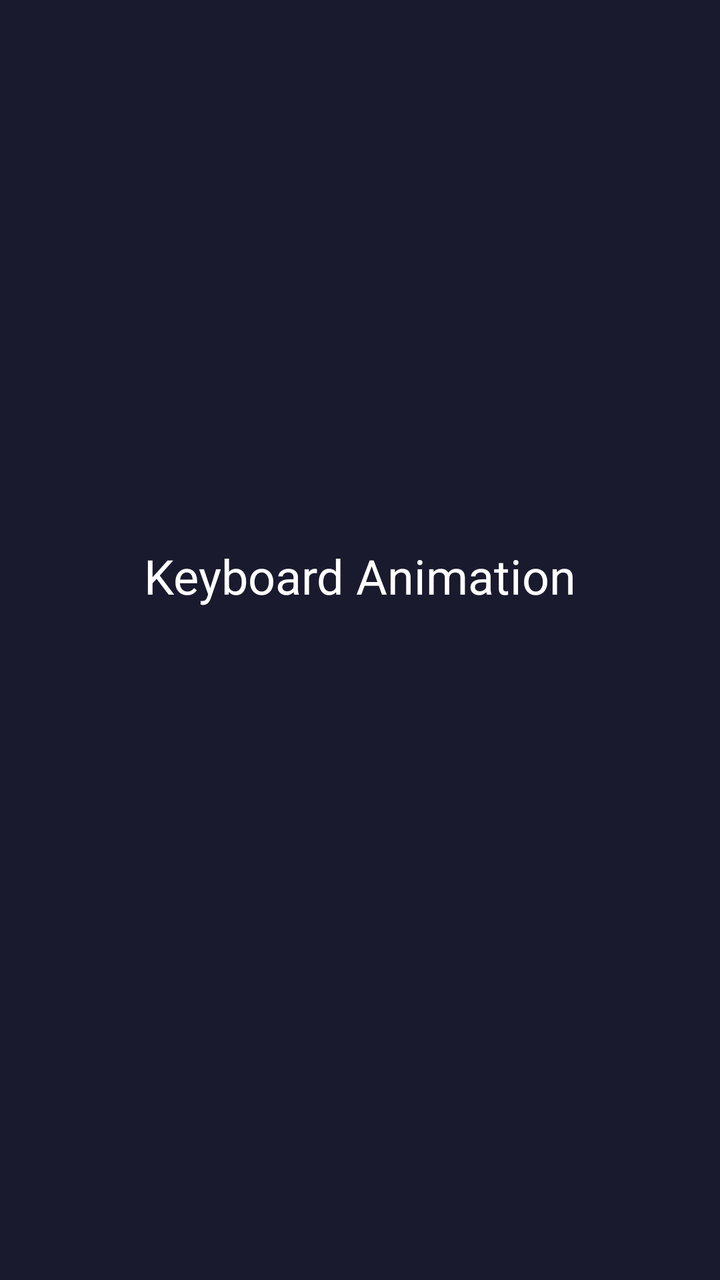
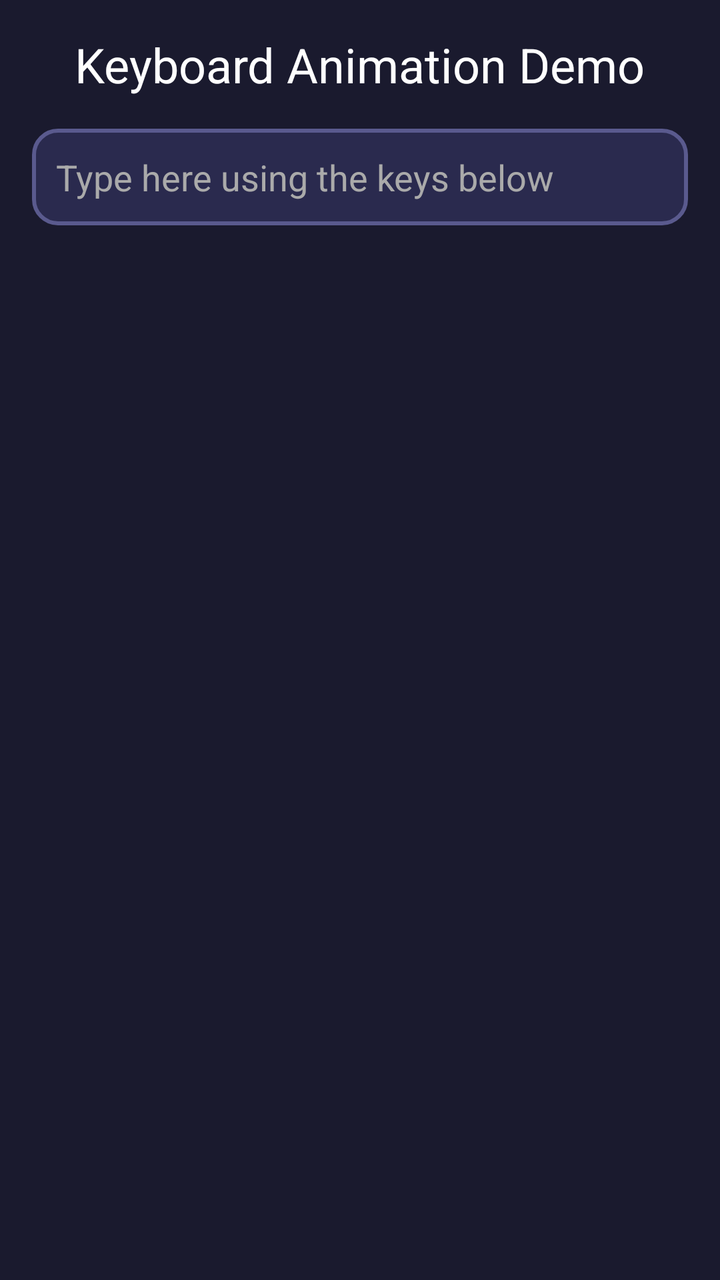

The first picture is an Android layout as it rendered before a commit; the second is the same layout after the commit. The layout source and the unified diff follow.
<!-- AndroidManifest.xml: application theme Theme.AppCompat.Light -->
<!-- res/layout/activity_keyboard_animation.xml -->
<?xml version="1.0" encoding="utf-8"?>
<LinearLayout xmlns:android="http://schemas.android.com/apk/res/android"
    android:layout_width="match_parent"
    android:layout_height="match_parent"
    android:orientation="vertical"
    android:background="#1a1a2e"
    android:gravity="center">

    <TextView
        android:layout_width="wrap_content"
        android:layout_height="wrap_content"
        android:text="Keyboard Animation"
        android:textSize="24sp"
        android:textColor="#ffffff"
        android:layout_marginBottom="32dp"/>

    <GridView
        android:id="@+id/keyboardGrid"
        android:layout_width="match_parent"
        android:layout_height="wrap_content"
        android:numColumns="4"
        android:verticalSpacing="16dp"
        android:horizontalSpacing="16dp"
        android:padding="16dp"
        android:stretchMode="columnWidth"
        android:gravity="center"/>

</LinearLayout>
<!-- resources referenced by this layout -->
<resources>

</resources>

<!-- the commit's change to res/layout/activity_keyboard_animation.xml (unified diff, before → after) -->
@@ -4,15 +4,28 @@
     android:layout_height="match_parent"
     android:orientation="vertical"
     android:background="#1a1a2e"
-    android:gravity="center">
+    android:padding="16dp">
 
     <TextView
         android:layout_width="wrap_content"
         android:layout_height="wrap_content"
-        android:text="Keyboard Animation"
+        android:text="Keyboard Animation Demo"
         android:textSize="24sp"
         android:textColor="#ffffff"
-        android:layout_marginBottom="32dp"/>
+        android:layout_gravity="center"
+        android:layout_marginBottom="16dp"/>
+
+    <EditText
+        android:id="@+id/editText"
+        android:layout_width="match_parent"
+        android:layout_height="wrap_content"
+        android:hint="Type here using the keys below"
+        android:textColorHint="#aaaaaa"
+        android:textColor="#ffffff"
+        android:background="@drawable/edittext_bg"
+        android:padding="12dp"
+        android:textSize="18sp"
+        android:layout_marginBottom="24dp"/>
 
     <GridView
         android:id="@+id/keyboardGrid"
@@ -21,7 +34,6 @@
         android:numColumns="4"
         android:verticalSpacing="16dp"
         android:horizontalSpacing="16dp"
-        android:padding="16dp"
         android:stretchMode="columnWidth"
         android:gravity="center"/>
 
<!-- resource entries referenced after the edit -->
@@ -1,5 +1,14 @@
 <!-- resources referenced by this layout -->
 <resources>
-
+  <!-- drawable edittext_bg (drawable) -->
+  <?xml version="1.0" encoding="utf-8"?>
+  <shape xmlns:android="http://schemas.android.com/apk/res/android"
+      android:shape="rectangle">
+      <solid android:color="#2a2a4e" />
+      <corners android:radius="12dp" />
+      <stroke
+          android:width="2dp"
+          android:color="#5a5a8e" />
+  </shape>
 </resources>
 
